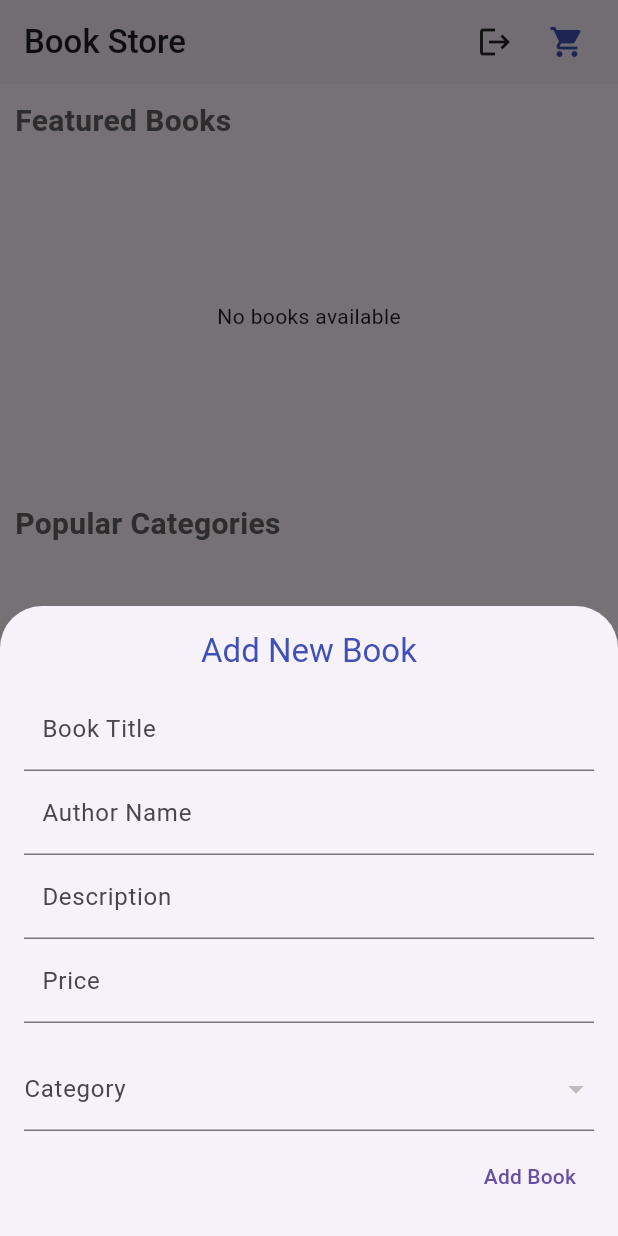
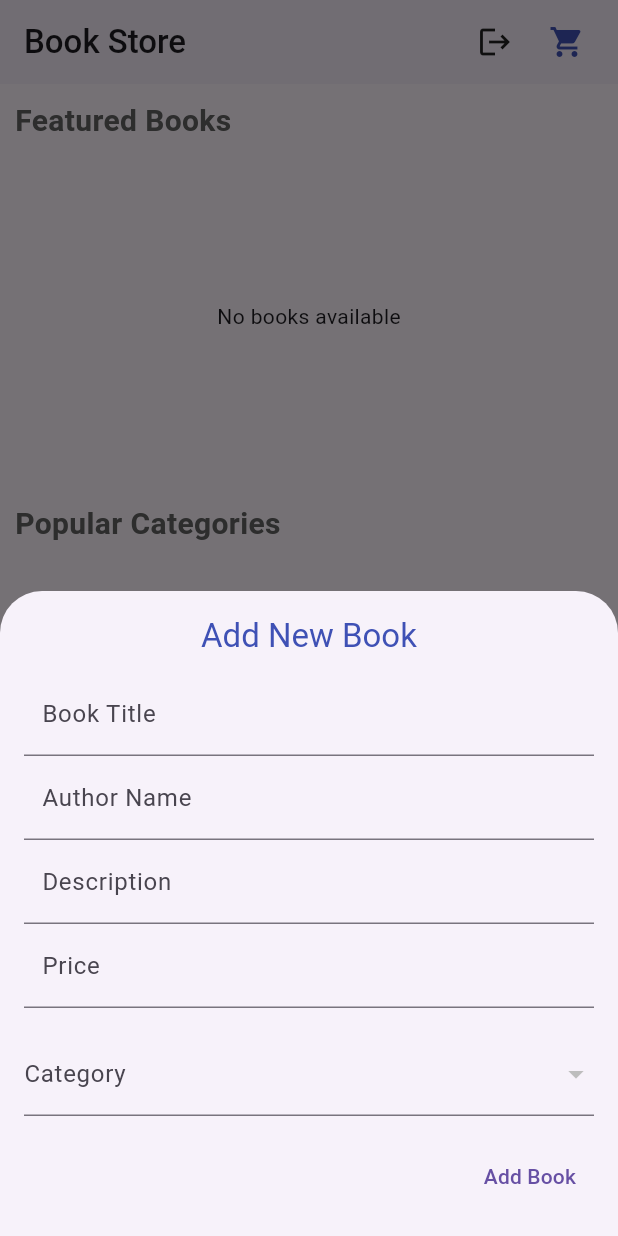
Before and after one commit to HeshmatGhaffariHadid/Supabase_bookStore, a Flutter app: the screen it shows once a user with an empty profile is signed in, after a tap on the "add" icon, on a phone screen of 412 x 824 dp. Run offline on Flutter 3.47's test engine with Material 3 defaults, Android fonts, the phone set to English and light mode, and no system bars; our stand-ins replace supabase_flutter; accounts and stored records are empty.

Commit message:
bottom sheet became responsive

```diff
--- a/lib/pages/home_page.dart
+++ b/lib/pages/home_page.dart
@@ -184,12 +184,17 @@ class _HomePageState extends State<HomePage> {
   Future<void> _showBottomSheet() {
     return showModalBottomSheet(
       context: context,
-      isScrollControlled: true,
+      isScrollControlled: true, // <-- important
       builder: (BuildContext context) {
-        return Container(
-          height: 420,
+        return Padding(
+          padding: EdgeInsets.only(
+            bottom: MediaQuery.of(context).viewInsets.bottom, // moves sheet above keyboard
+          ),
+          child: SingleChildScrollView(
+            child: Container(
               padding: const EdgeInsets.all(16),
               child: Column(
+                mainAxisSize: MainAxisSize.min, // let content size itself
                 children: [
                   Text(
                     'Add New Book',
@@ -223,7 +228,7 @@ class _HomePageState extends State<HomePage> {
                   ),
                   const SizedBox(height: 16),
                   _buildCategoryDropdown(),
-              const Spacer(),
+                  const SizedBox(height: 16),
                   Row(
                     mainAxisAlignment: MainAxisAlignment.end,
                     children: [
@@ -235,10 +240,13 @@ class _HomePageState extends State<HomePage> {
                   ),
                 ],
               ),
+            ),
+          ),
         );
       },
     );
   }
+
 
   Widget _buildCategoryDropdown() {
     return DropdownButtonFormField<String>(
```
Lines whose indentation alone changed are shown as unchanged.
